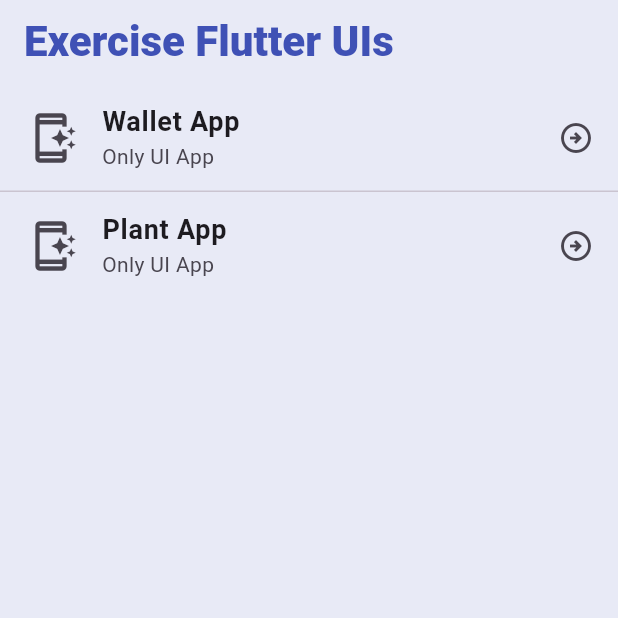
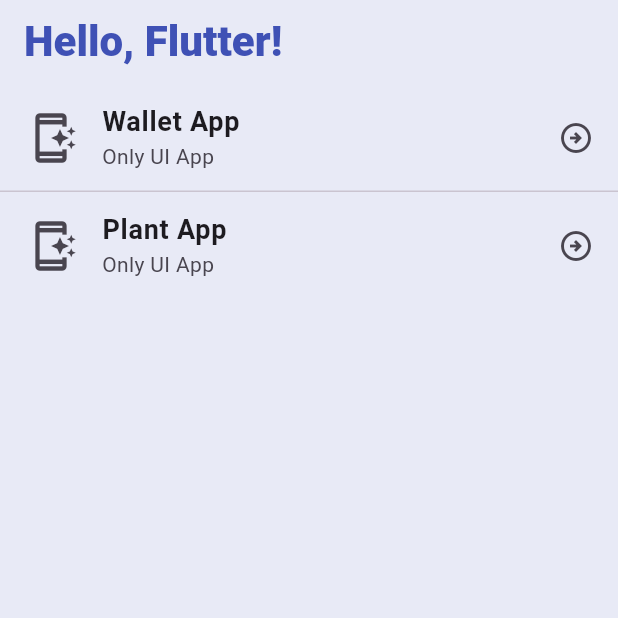
Before and after one commit to hyoungqu23/apps-with-flutter, a Flutter app: the screen it shows after launch, on a phone screen of 412 x 824 dp, the top half of it. Run offline on Flutter 3.47's test engine with Material 3 defaults, Android fonts, the phone set to English and light mode, and no system bars; our stand-ins replace flutter_riverpod, go_router.

Commit message:
🎨 다국어 지원 기능을 활용해 appBar의 title을 수정한다

```diff
--- a/lib/src/features/home/views/home_screen.dart
+++ b/lib/src/features/home/views/home_screen.dart
@@ -1,3 +1,4 @@
+import 'package:apps_with_flutter/generated/l10n.dart';
 import 'package:flutter/material.dart';
 import 'package:go_router/go_router.dart';
 
@@ -15,9 +16,10 @@ class HomeScreen extends StatelessWidget {
       backgroundColor: Colors.indigo.shade50,
       appBar: AppBar(
         backgroundColor: Colors.indigo.shade50,
-        title: const Text(
-          'Exercise Flutter UIs',
-          style: TextStyle(
+        title: Text(
+          // 'Exercise Flutter UIs',
+          S.current.helloWorld,
+          style: const TextStyle(
             color: Colors.indigo,
             fontSize: 28,
             fontWeight: FontWeight.w900,
```
